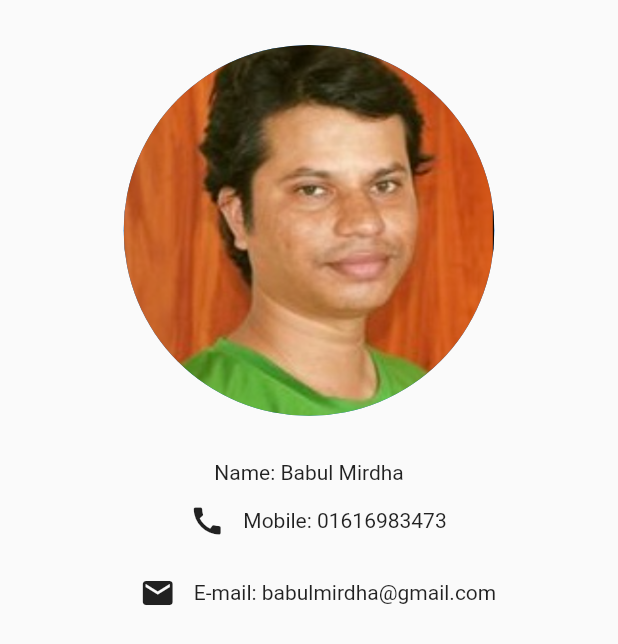
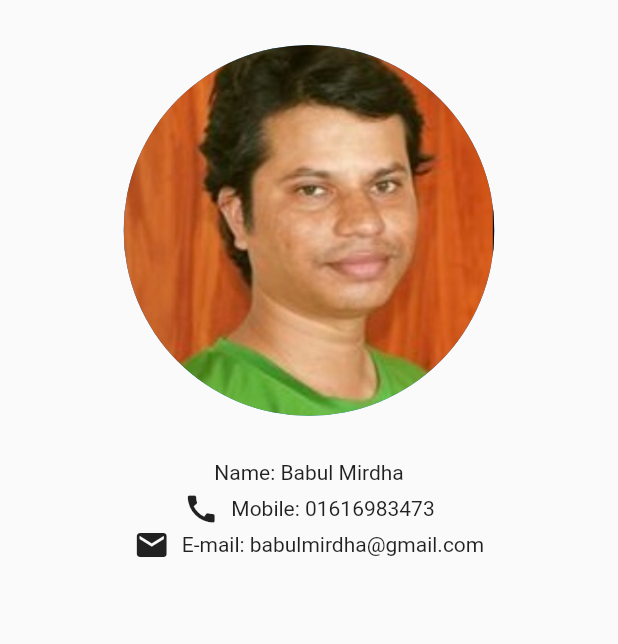
Before and after one commit to naimulhassan2001/Mater-Details, a Flutter app: the screen it shows after launch, after a tap on an icon or button, on a phone screen of 412 x 824 dp. Shown: the top 644 px of the screen. Run offline on Flutter 3.47's test engine with Material 2 defaults, Android fonts, the phone set to English and light mode, and no system bars.

Commit message:
final project

```diff
--- a/lib/person_details.dart
+++ b/lib/person_details.dart
@@ -50,19 +50,23 @@ class Details extends StatelessWidget {
                   child: Column(
                     children: [
                       Text("Name: $name", style: const TextStyle(fontSize: 14),),
+                      const SizedBox(height: 4,),
 
                       Row(
                         mainAxisAlignment: MainAxisAlignment.center,
 
                         children: [
-                          IconButton(onPressed: callNumber, icon: const Icon(Icons.call)),
+                          GestureDetector(onTap: callNumber,
+                              child: const Icon(Icons.call)),
+                          const SizedBox(width: 8,),
                           Text("Mobile: $mobile", style: const TextStyle(fontSize: 14),),
                         ],
                       ),
                       Row(
                         mainAxisAlignment: MainAxisAlignment.center,
                         children: [
-                          IconButton(onPressed: emailTo, icon: const Icon(Icons.mail),),
+                          GestureDetector(onTap: emailTo,child: const Icon(Icons.mail)),
+                          const SizedBox(width: 8,),
                           Text("E-mail: $email", style: const TextStyle(fontSize: 14),),
 
                         ],
```
